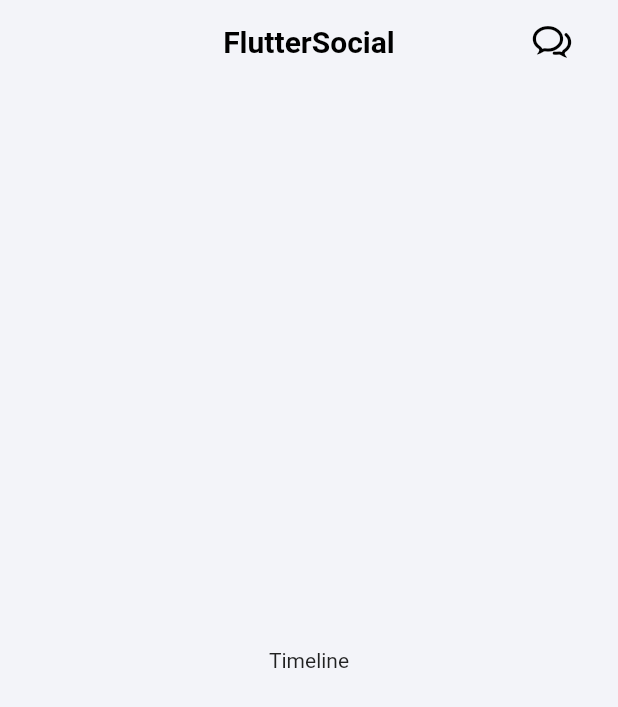
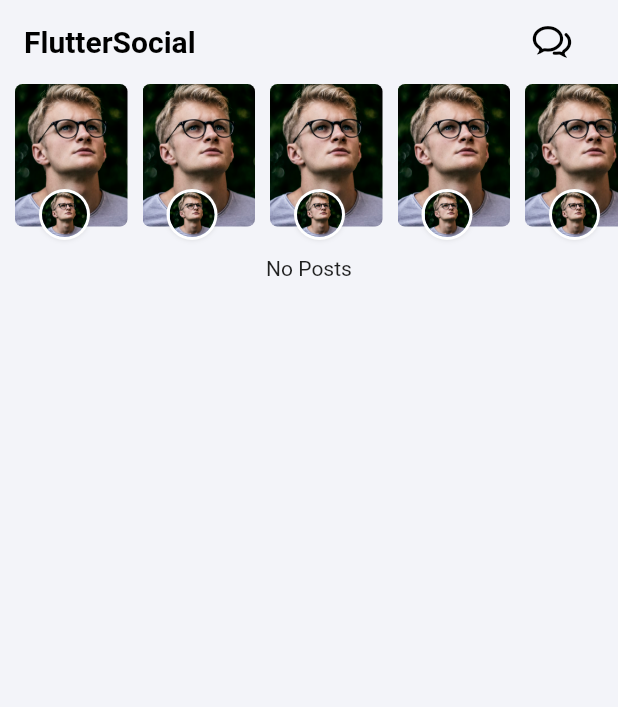
Before and after one commit to CharlyKeleb/SocialMedia-App, a Flutter app: the Timeline screen opened directly, on a phone screen of 412 x 824 dp. Shown: the top 707 px of the screen. Run offline on Flutter 3.47's test engine with Material 2 defaults, Android fonts, the phone set to English and light mode, and no system bars; our stand-ins replace cached_network_image, cloud_firestore, firebase_auth, firebase_core, firebase_storage, flutter_icons and 6 more; accounts and stored records are empty; network calls fail.

Commit message:
added timeline

```diff
--- a/lib/auth/register/register.dart
+++ b/lib/auth/register/register.dart
@@ -301,6 +301,9 @@ class _RegisterState extends State<Register> {
           gravity: ToastGravity.BOTTOM,
           timeInSecForIosWeb: 3,
         );
+         setState(() {
+            loading = false;
+          });
       });
     }
   }
--- a/lib/pages/activities.dart
+++ b/lib/pages/activities.dart
@@ -33,7 +33,7 @@ class _ActivitiesState extends State<Activities> {
             child: Text(
               'CLEAR',
               style: TextStyle(
-                fontSize: 13.0,
+                  fontSize: 13.0,
                   fontWeight: FontWeight.w900,
                   color: Theme.of(context).accentColor),
             ),
@@ -56,6 +56,7 @@ class _ActivitiesState extends State<Activities> {
         stream: notificationRef
             .doc(currentUserId())
             .collection('notifications')
+            .orderBy('timestamp', descending: true)
             .limit(20)
             .snapshots(),
         physics: NeverScrollableScrollPhysics(),
--- a/lib/pages/publication.dart
+++ b/lib/pages/publication.dart
@@ -114,6 +114,9 @@ class _PublicationState extends State<Publication> {
     }).catchError((e) {
       print(e);
     });
+    // feedsRef.add({
+
+    // });
   }
 
   compressImage() async {
--- a/lib/pages/timeline.dart
+++ b/lib/pages/timeline.dart
@@ -1,6 +1,12 @@
+import 'package:cloud_firestore/cloud_firestore.dart';
 import 'package:flutter/material.dart';
 import 'package:flutter_icons/flutter_icons.dart';
 import 'package:flutter/cupertino.dart';
+import 'package:social_media_app/components/stream_builder_wrapper.dart';
+import 'package:social_media_app/models/post.dart';
+import 'package:social_media_app/utils/firebase.dart';
+import 'package:social_media_app/widgets/posts.dart';
+import 'package:social_media_app/widgets/story.dart';
 
 class Timeline extends StatefulWidget {
   @override
@@ -8,13 +14,17 @@ class Timeline extends StatefulWidget {
 }
 
 class _TimelineState extends State<Timeline> {
+  currentUserId() {
+    return firebaseAuth.currentUser?.uid;
+  }
+
   @override
   Widget build(BuildContext context) {
     return Scaffold(
-         appBar: AppBar(
+      appBar: AppBar(
         automaticallyImplyLeading: false,
         title: Text('FlutterSocial'),
-        centerTitle: true,
+        centerTitle: false,
         actions: [
           IconButton(
             icon: Icon(CupertinoIcons.chat_bubble_2, size: 30.0),
@@ -23,7 +33,39 @@ class _TimelineState extends State<Timeline> {
           SizedBox(width: 20.0),
         ],
       ),
-      body: Center(child: Text('Timeline'))
+      body: CustomScrollView(
+        slivers: <Widget>[
+          SliverAppBar(
+            expandedHeight: 115.0,
+            flexibleSpace: FlexibleSpaceBar(
+              background: StoryItems(),
+            ),
+          ),
+          SliverList(
+            delegate:
+                SliverChildBuilderDelegate((BuildContext context, int index) {
+              if (index > 0) return null;
+              return StreamBuilderWrapper(
+                shrinkWrap: true,
+                stream: postRef
+                    .doc()
+                    .collection('userPosts')
+                    .orderBy('timestamp', descending: true)
+                    .snapshots(),
+                physics: NeverScrollableScrollPhysics(),
+                itemBuilder: (_, DocumentSnapshot snapshot) {
+                  PostModel posts = PostModel.fromJson(snapshot.data());
+                  return Padding(
+                    padding: const EdgeInsets.only(
+                        bottom: 15.0, left: 10.0, right: 10.0),
+                    child: Posts(post: posts),
+                  );
+                },
+              );
+            }),
+          ),
+        ],
+      ),
     );
   }
 }
--- /dev/null
+++ b/lib/widgets/story.dart
@@ -0,0 +1,65 @@
+import 'package:flutter/material.dart';
+
+class StoryItems extends StatelessWidget {
+
+
+  @override
+  Widget build(BuildContext context) {
+
+    return  Container(
+      height: 130.0,
+      child: ListView.builder(
+        itemCount: 5,
+        scrollDirection: Axis.horizontal,
+        itemBuilder: (BuildContext context, int index) {
+          return Padding(
+            padding: const EdgeInsets.only(left:10.0),
+            child: Stack(
+              children: [
+                Container(
+                  height: 95.0,
+                  width: 75.0,
+                  decoration: BoxDecoration(
+                    borderRadius: BorderRadius.circular(5.0),
+                    image: DecorationImage(
+                      image: AssetImage('assets/images/cm0.jpeg'),
+                      fit: BoxFit.cover,
+                    ),
+                  ),
+                ),
+                Positioned(
+                  top: 70.0,
+                  right: 25.0,
+                  child: Container(
+                    decoration: BoxDecoration(
+                      color: Colors.white,
+                      shape: BoxShape.circle,
+                      border: Border.all(
+                        color: Colors.transparent,
+                      ),
+                      boxShadow: [
+                        BoxShadow(
+                          color: Colors.grey.withOpacity(0.3),
+                          offset: new Offset(0.0, 0.0),
+                          blurRadius: 2.0,
+                          spreadRadius: 0.0,
+                        ),
+                      ],
+                    ),
+                    child: Padding(
+                      padding: const EdgeInsets.all(1.0),
+                      child: CircleAvatar(
+                        radius: 15,
+                        backgroundImage: AssetImage('assets/images/cm0.jpeg'),
+                      ),
+                    ),
+                  ),
+                )
+              ],
+            ),
+          );
+        },
+      ),
+    );
+  }
+}
```
Also changed, not shown: lib/pages/profile.dart (+37 -36 lines), lib/screens/comment.dart (+5 -2 lines).
